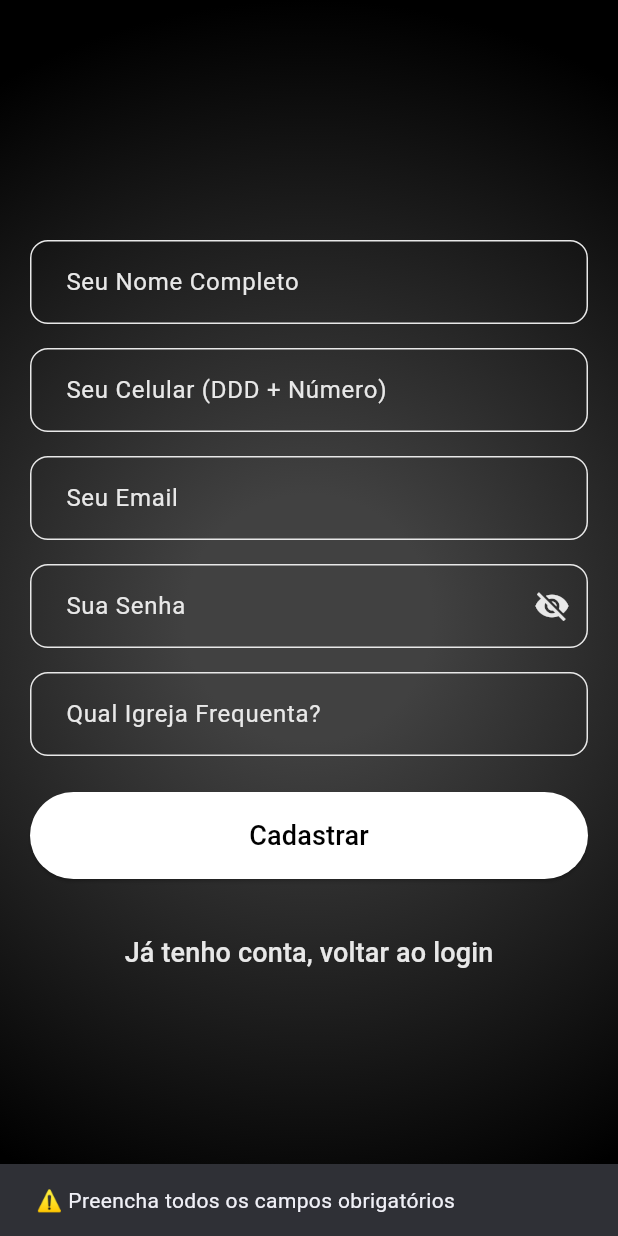
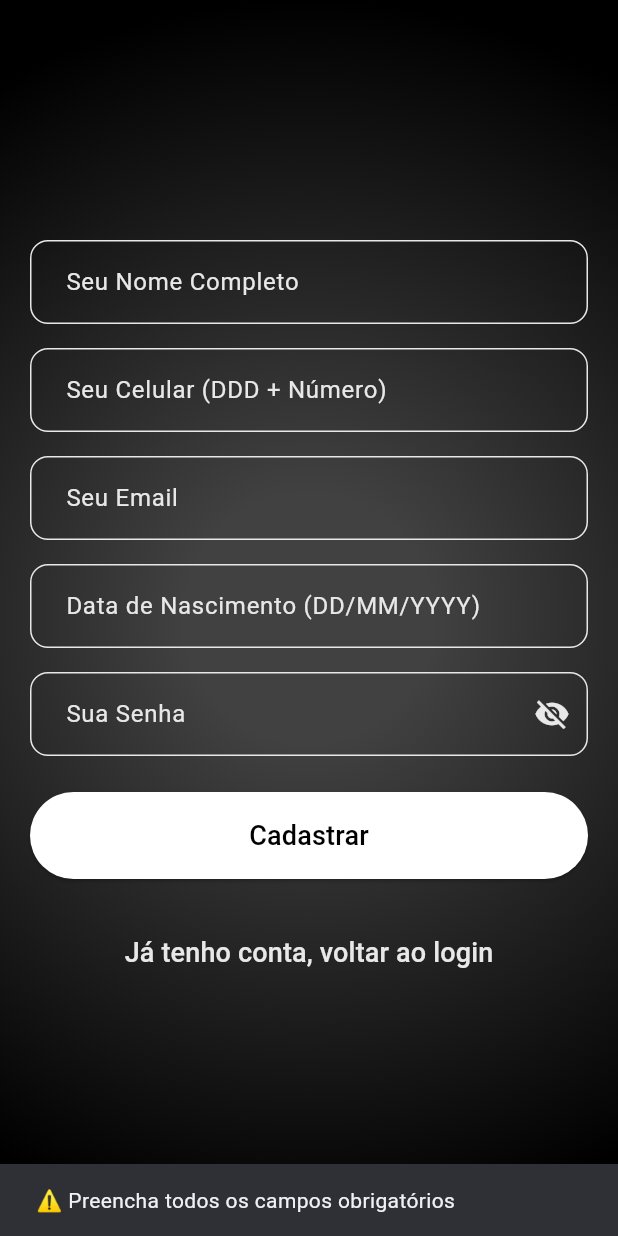
Before and after one commit to VidaRealDoKim/ProjetoIEQSede, a Flutter app: the RegisterPage screen opened by its route, after a tap on "Cadastrar", on a phone screen of 412 x 824 dp. Run offline on Flutter 3.47's test engine with Material 3 defaults, Android fonts, the light colour scheme and no system bars; our stand-ins replace flutter_dotenv, google_fonts, just_audio, supabase_flutter; accounts and stored records are empty; network calls fail.

Commit message:
refactor: ajustes de código e documentação de telas de autenticação
- Adiciona comentários detalhados ao login.dart com fluxo de autenticação e schema do Supabase
- Atualiza register.dart com documentação completa e novo campo data_nascimento
- Modifica tabela de 'perfis' para 'usuarios' com novo schema (role, telefone, data_nascimento, foto_url)
- Refatora login para criar registro automático em 'usuarios' no primeiro acesso
- Remove campo 'igreja' e adiciona 'data_nascimento' no formulário de registro
- Atualiza mais_page.dart para trabalhar com nova tabela 'usuarios'
- Corrige imports e formatação no conteudo_audio_tab.dart
- Marca conteudo_page.dart como temporário com dados de exemplo para Supabase

```diff
--- a/meu_app_igreja/lib/auth/register.dart
+++ b/meu_app_igreja/lib/auth/register.dart
@@ -1,6 +1,40 @@
 // ============================================================================
-// register.dart
-// Tela de registro de novos usuários com integração ao Supabase
+// register.dart - TELA DE REGISTRO
+// ============================================================================
+//
+// OBJETIVO:
+// Registrar novo usuário com criação automática na tabela 'usuarios'
+//
+// FLUXO:
+// 1. Usuário preenche formulário (Nome, Celular, Email, Data Nasc, Senha)
+// 2. Valida campos obrigatórios
+// 3. Cria usuário no Supabase Auth
+// 4. Insere registro na tabela 'usuarios' com role='Membro' (padrão)
+// 5. Redireciona para HomePage (/home)
+//
+// CAMPOS DO FORMULÁRIO:
+// - Nome: Texto obrigatório (nome completo)
+// - Celular: Texto obrigatório (qualquer formato)
+// - Email: Email obrigatório (validado por Supabase)
+// - Data Nascimento: Texto opcional (formato DD/MM/YYYY)
+// - Senha: Obrigatório (mínimo 6 caracteres)
+//
+// INSERÇÃO EM 'usuarios':
+// - id: UUID gerado pelo Supabase Auth
+// - nome: Nome preenchido pelo usuário
+// - email: Email preenchido pelo usuário
+// - role: 'Membro' (padrão para novos usuários)
+// - telefone: Celular preenchido pelo usuário
+// - data_nascimento: Data se preenchida, senão null
+// - foto_url: null (será preenchido depois se necessário)
+// - criado_em: Timestamp automático
+//
+// ERROS TRATADOS:
+// - Campos vazios: "⚠️ Preencha todos os campos obrigatórios"
+// - Email duplicado: "Erro de autenticação: User already registered"
+// - Falha ao criar: "❌ Erro ao criar usuário. Tente novamente."
+// - Erro inesperado: "❌ Erro inesperado: [mensagem]"
+//
 // ============================================================================
 
 import 'package:flutter/material.dart';
@@ -24,7 +58,7 @@ class _RegisterPageState extends State<RegisterPage> {
   final _phone = TextEditingController();
   final _email = TextEditingController();
   final _password = TextEditingController();
-  final _church = TextEditingController();
+  final _birthDate = TextEditingController();
 
   bool _loading = false;
   bool _obscurePassword = true;
@@ -36,7 +70,7 @@ class _RegisterPageState extends State<RegisterPage> {
     if (_name.text.isEmpty ||
         _email.text.isEmpty ||
         _password.text.isEmpty ||
-        _church.text.isEmpty) {
+        _phone.text.isEmpty) {
       _showSnack("⚠️ Preencha todos os campos obrigatórios");
       return;
     }
@@ -48,11 +82,6 @@ class _RegisterPageState extends State<RegisterPage> {
       final res = await supabase.auth.signUp(
         email: _email.text.trim(),
         password: _password.text.trim(),
-        data: {
-          'name': _name.text.trim(),
-          'phone': _phone.text.trim(),
-          'church': _church.text.trim(),
-        },
       );
 
       final user = res.user;
@@ -61,14 +90,19 @@ class _RegisterPageState extends State<RegisterPage> {
         return;
       }
 
-      // 2️⃣ Insere o perfil básico do usuário na tabela `perfis`
-      await supabase.from('perfis').insert({
+      // 2️⃣ Insere o perfil do usuário na tabela `usuarios`
+      // Schema: id, nome, email, role, telefone, data_nascimento, foto_url, criado_em
+      await supabase.from('usuarios').insert({
         'id': user.id,
         'nome': _name.text.trim(),
+        'email': _email.text.trim(),
+        'role': 'Membro', // role padrão para novos usuários
         'telefone': _phone.text.trim(),
-        'igreja': _church.text.trim(),
-        'tipo_usuario': 'membro', // padrão
+        'data_nascimento': _birthDate.text.isNotEmpty ? _birthDate.text : null,
+        'foto_url': null, // será preenchido depois se necessário
       });
+
+      debugPrint('✅ Usuário registrado com sucesso: ${user.id}');
 
       // 3️⃣ Redireciona para HomePage
       if (mounted) {
@@ -85,7 +119,9 @@ class _RegisterPageState extends State<RegisterPage> {
 
   // Mostra mensagens simples via SnackBar
   void _showSnack(String message) {
-    ScaffoldMessenger.of(context).showSnackBar(SnackBar(content: Text(message)));
+    ScaffoldMessenger.of(
+      context,
+    ).showSnackBar(SnackBar(content: Text(message)));
   }
 
   // ==========================================================================
@@ -128,23 +164,26 @@ class _RegisterPageState extends State<RegisterPage> {
                 const SizedBox(height: 16),
 
                 CustomInput(
+                  hint: "Data de Nascimento (DD/MM/YYYY)",
+                  controller: _birthDate,
+                  keyboardType: TextInputType.datetime,
+                ),
+                const SizedBox(height: 16),
+
+                CustomInput(
                   hint: "Sua Senha",
                   controller: _password,
                   obscure: _obscurePassword,
                   suffix: IconButton(
                     icon: Icon(
-                      _obscurePassword ? Icons.visibility_off : Icons.visibility,
+                      _obscurePassword
+                          ? Icons.visibility_off
+                          : Icons.visibility,
                       color: const Color(0xFFE8E8E8),
                     ),
                     onPressed: () =>
                         setState(() => _obscurePassword = !_obscurePassword),
                   ),
-                ),
-                const SizedBox(height: 16),
-
-                CustomInput(
-                  hint: "Qual Igreja Frequenta?",
-                  controller: _church,
                 ),
                 const SizedBox(height: 24),
 
@@ -184,10 +223,7 @@ class _RegisterPageState extends State<RegisterPage> {
         ),
         child: const Text(
           "Já tenho conta, voltar ao login",
-          style: TextStyle(
-            fontSize: 18,
-            color: Color(0xFFE8E8E8),
-          ),
+          style: TextStyle(fontSize: 18, color: Color(0xFFE8E8E8)),
         ),
       ),
     );
```
Also changed, not shown: meu_app_igreja/lib/auth/login.dart (+63 -16 lines), meu_app_igreja/lib/screens/conteudo/conteudo_page.dart (+24 -5 lines), meu_app_igreja/lib/screens/conteudo/labels/conteudo_audio_tab.dart (+16 -5 lines), meu_app_igreja/lib/screens/mais/mais_page.dart (+57 -25 lines), 1 other file.
